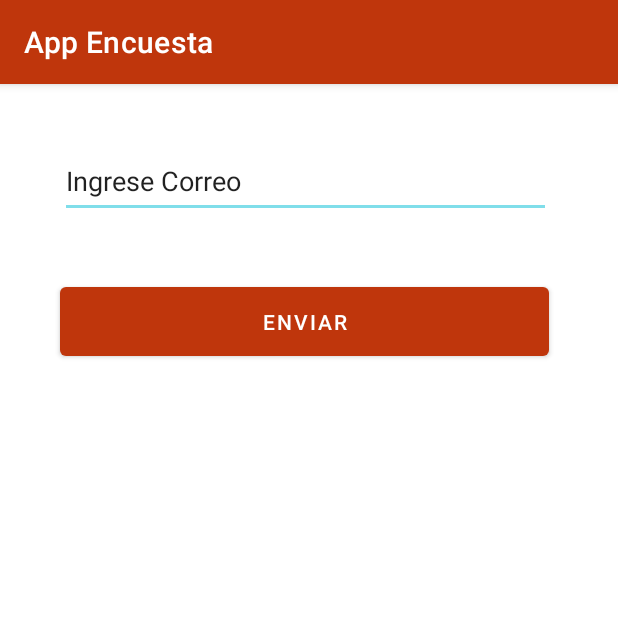
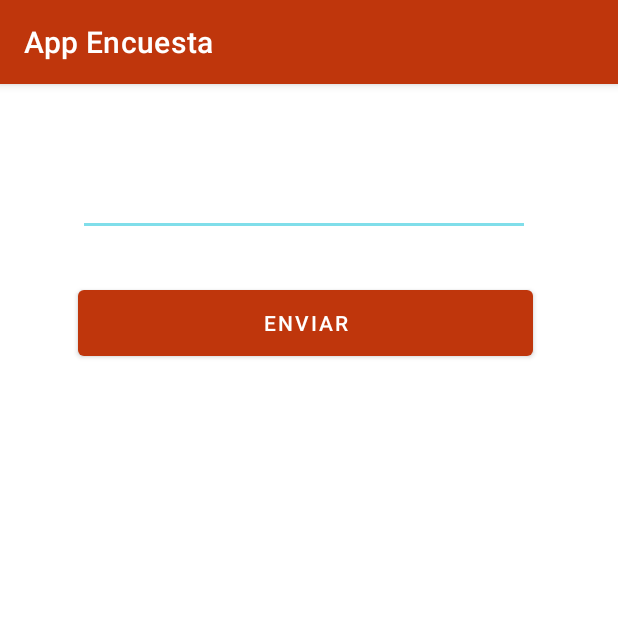
Before and after one commit to U201519670/AppEncuesta, an Android app: the EnviarCorreo screen opened directly, with no data from a screen before it, on a phone screen of 412 x 824 dp, the top half of it. Run offline under Robolectric (Android 15) with nearby library versions, the phone set to English and light mode, and no system bars.

Commit message:
marko_1509_6

```diff
--- a/app/src/main/res/layout/activity_enviar_correo.xml
+++ b/app/src/main/res/layout/activity_enviar_correo.xml
@@ -6,26 +6,25 @@
     android:layout_height="match_parent"
     tools:context=".EnviarCorreo">
 
+    <Button
+        android:id="@+id/btnenviar"
+        android:layout_width="303dp"
+        android:layout_height="56dp"
+        android:layout_marginStart="52dp"
+        android:layout_marginTop="30dp"
+        android:text="Enviar"
+        app:layout_constraintStart_toStartOf="parent"
+        app:layout_constraintTop_toBottomOf="@+id/editTextTextEmailAddress" />
+
     <EditText
-        android:id="@+id/Correoenviartext"
-        android:layout_width="327dp"
-        android:layout_height="49dp"
-        android:layout_marginStart="40dp"
-        android:layout_marginTop="40dp"
+        android:id="@+id/editTextTextEmailAddress"
+        android:layout_width="301dp"
+        android:layout_height="41dp"
+        android:layout_marginStart="52dp"
+        android:layout_marginTop="60dp"
         android:ems="10"
-        android:inputType="textPersonName"
-        android:text="Ingrese Correo"
+        android:inputType="textEmailAddress"
         app:layout_constraintStart_toStartOf="parent"
         app:layout_constraintTop_toTopOf="parent" />
 
-    <Button
-        android:id="@+id/btnenviar"
-        android:layout_width="326dp"
-        android:layout_height="58dp"
-        android:layout_marginStart="40dp"
-        android:layout_marginTop="40dp"
-        android:text="Enviar"
-        app:layout_constraintStart_toStartOf="parent"
-        app:layout_constraintTop_toBottomOf="@+id/Correoenviartext" />
-
 </androidx.constraintlayout.widget.ConstraintLayout>
--- a/app/src/main/res/layout/activity_goodbye.xml
+++ b/app/src/main/res/layout/activity_goodbye.xml
@@ -13,6 +13,7 @@
         android:layout_marginStart="40dp"
         android:layout_marginTop="16dp"
         android:text="Gracias por participar"
+
         android:textSize="34sp"
         app:layout_constraintStart_toStartOf="parent"
         app:layout_constraintTop_toTopOf="parent" />
@@ -23,7 +24,7 @@
         android:layout_height="120dp"
         android:layout_marginStart="25dp"
         android:layout_marginTop="20dp"
-        android:src="@drawable/img_regalo"
+        android:drawableRight="@drawable/img_regalo"
         android:background="@color/white"
 
         app:layout_constraintStart_toStartOf="parent"
@@ -48,7 +49,7 @@
         android:layout_marginStart="25dp"
         android:layout_marginTop="30dp"
         android:background="@color/white"
-        android:src="@drawable/img_enviarcorreo"
+        android:drawableRight="@drawable/img_enviarcorreo"
         app:layout_constraintStart_toStartOf="parent"
         app:layout_constraintTop_toBottomOf="@+id/btn_giroruleta"
          />
@@ -70,8 +71,8 @@
         android:layout_height="120dp"
         android:layout_marginStart="25dp"
         android:layout_marginTop="30dp"
-        android:src="@drawable/img_calificacion"
-        android:background="@color/white"
+        android:drawableRight="@drawable/img_calificacion"
+
         app:layout_constraintStart_toStartOf="parent"
         app:layout_constraintTop_toBottomOf="@+id/btn_enviar"
         />
```
